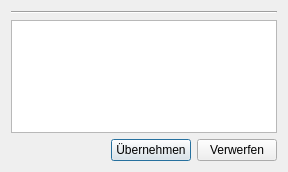
Above: interface/ui/featurepicker.ui from de-bkg/qgis-geocoder before the change. Below: the same form after it.
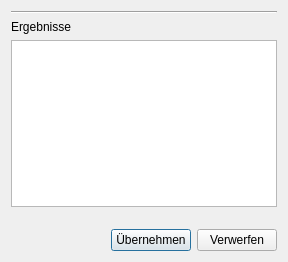
That is the form after the change.

Commit message: show feature attributes in picker

What changed in the file:
```diff
--- a/interface/ui/featurepicker.ui
+++ b/interface/ui/featurepicker.ui
@@ -7,7 +7,7 @@
     <x>0</x>
     <y>0</y>
     <width>288</width>
-    <height>172</height>
+    <height>262</height>
    </rect>
   </property>
   <property name="windowTitle">
@@ -21,6 +21,13 @@
      </property>
     </widget>
    </item>
+   <item>
+    <widget class="QLabel" name="label_5">
+     <property name="text">
+      <string>Ergebnisse</string>
+     </property>
+    </widget>
+   </item>
    <item>
     <widget class="QTableWidget" name="results_table">
      <property name="selectionMode">
```
Left out of the diff: 3 changed lines with no effect on the pictures. The commit also changes 2 other files.
